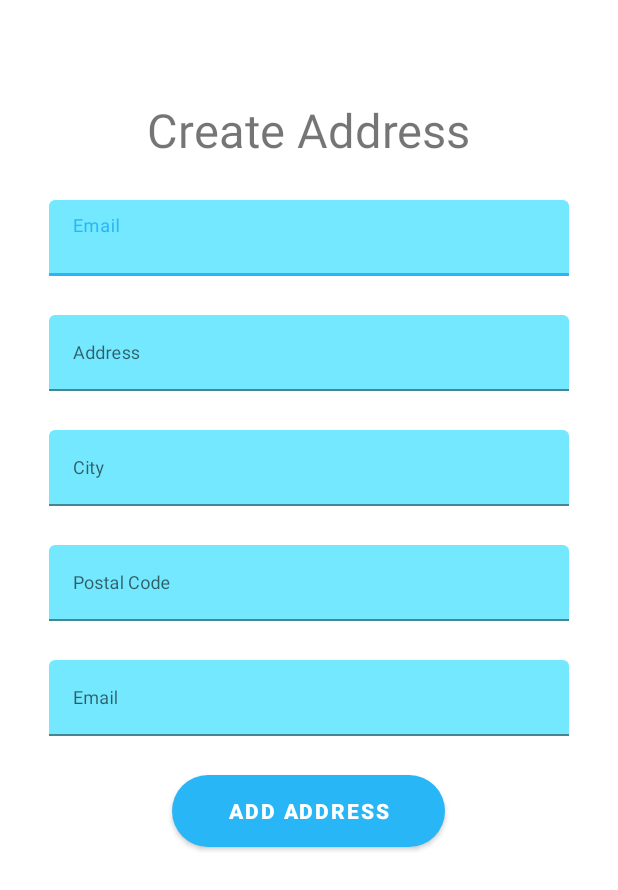
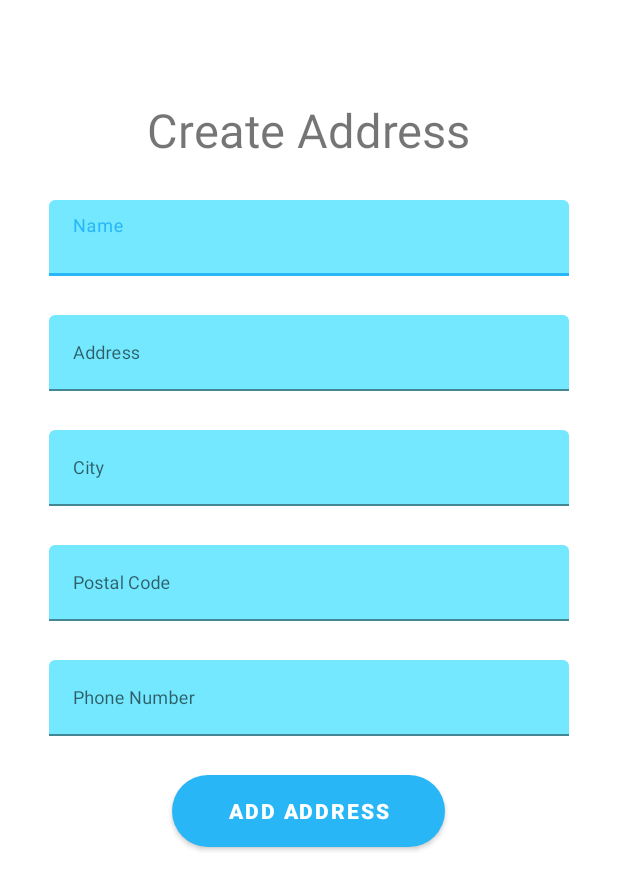
Before and after one commit to damvulong/Fani, an Android app: the AddAddressActivity screen opened directly, with no data from a screen before it, on a phone screen of 412 x 824 dp. Shown: the top 890 px of the screen. Run offline under Robolectric (Android 15) with nearby library versions, the phone set to English and light mode, and no system bars; our stand-ins replace Firebase (no records; nobody signed in at launch, a user with empty details on screens opened directly), sdp/ssp sizes.

```diff
--- a/app/src/main/res/layout/activity_add_address.xml
+++ b/app/src/main/res/layout/activity_add_address.xml
@@ -38,7 +38,7 @@
             android:layout_width="match_parent"
             android:layout_height="wrap_content"
             android:backgroundTint="@color/light"
-            android:hint="Email"
+            android:hint="Name"
             android:inputType="textEmailAddress"
             android:maxLines="1"
             android:textSize="12sp" />
@@ -110,7 +110,7 @@
             android:layout_width="match_parent"
             android:layout_height="wrap_content"
             android:backgroundTint="@color/light"
-            android:hint="Email"
+            android:hint="Phone Number"
             android:inputType="number"
             android:maxLines="1"
             android:textSize="12sp" />
```
